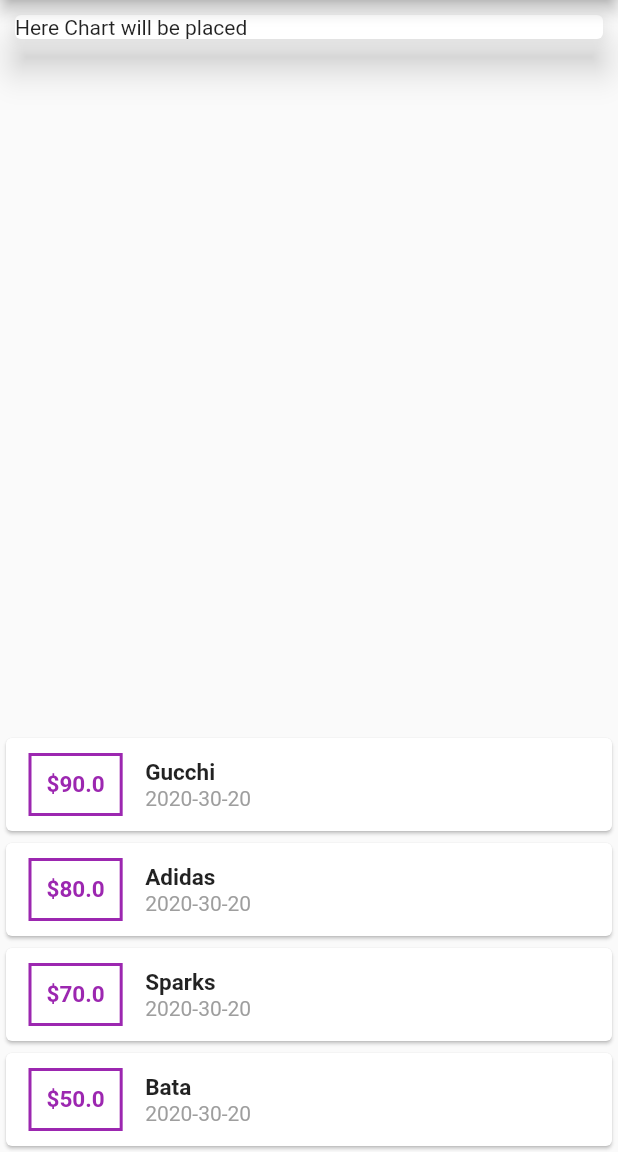
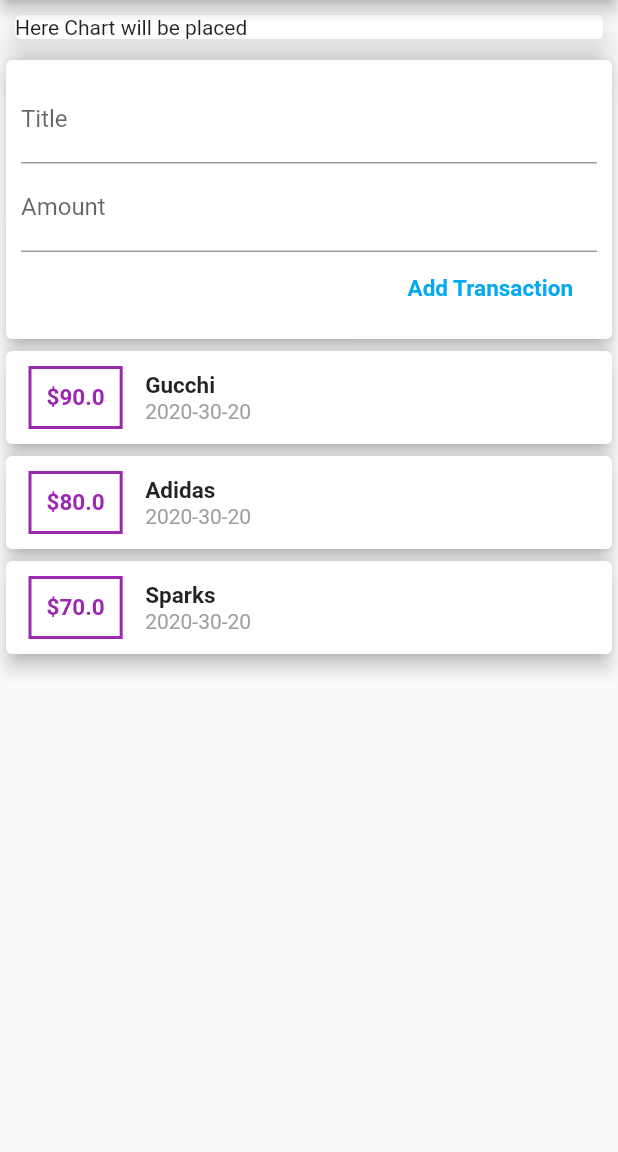
Before and after one commit to Jeetin9410/flutter, a Flutter app: the screen it shows after launch, on a phone screen of 412 x 824 dp, the part 84-1236 px from its top. Run offline on Flutter 3.47's test engine with Material 2 defaults, Android fonts, the phone set to English and light mode, and no system bars.

Commit message:
Adding items to listViews by user input Done!

```diff
--- a/lib/main.dart
+++ b/lib/main.dart
@@ -1,38 +1,16 @@
 import 'package:flutter/material.dart';
-import 'package:flutter_expense_manager/transaction.dart';
-import 'package:intl/intl.dart';
+import 'package:flutter_expense_manager/models/transaction.dart';
+import 'package:flutter_expense_manager/widgets/new_transaction.dart';
+import 'package:flutter_expense_manager/widgets/transaction_list.dart';
+import 'package:flutter_expense_manager/widgets/user_transaction.dart';
+
 
 void main(){
   runApp(MyApp());
 }
 
 class MyApp extends StatelessWidget{
-  final List<Transaction> transactions = [
-    Transaction(
-      id:'t1',
-      title: 'Gucchi',
-      amount: 90.0,
-      date: DateTime.now(),
-    ),
-    Transaction(
-      id:'t2',
-      title: 'Adidas',
-      amount: 80.0,
-      date: DateTime.now(),
-    ),
-    Transaction(
-      id:'t3',
-      title: 'Sparks',
-      amount: 70.0,
-      date: DateTime.now(),
-    ),
-    Transaction(
-      id:'t4',
-      title: 'Bata',
-      amount: 50.0,
-      date: DateTime.now(),
-    ),
-  ];
+
   @override
   Widget build(BuildContext context) {
     // TODO: implement build
@@ -40,52 +18,15 @@ class MyApp extends StatelessWidget{
       home: Scaffold(
         appBar: AppBar(title: Text("Expense Manager",),),
         body: Column(
-          mainAxisAlignment: MainAxisAlignment.spaceBetween,
+          mainAxisAlignment: MainAxisAlignment.start,
           crossAxisAlignment: CrossAxisAlignment.stretch,
           children: <Widget>[
             Card(
               child: Text("Here Chart will be placed"),
               elevation: 10.0,
               margin: EdgeInsets.all(10.0),
-
             ),
-            Column(
-              children: transactions.map((tx){
-                return Card(
-                  child: Row(
-                    children: <Widget>[
-                      Container(
-                        margin : EdgeInsets.symmetric( vertical: 10, horizontal: 15,),
-                        decoration: BoxDecoration(
-                          border: Border.all(
-                            color: Colors.purple,
-                            width: 2
-                          )
-                        ),
-                        padding: EdgeInsets.all(10),
-                        child : Text("\$"+tx.amount.toString(),
-                        style: TextStyle(
-                          fontWeight: FontWeight.bold,
-                          fontSize: 15,
-                          color: Colors.purple,
-                        ),
-                        ),
-                      ),
-                      Column(
-                        crossAxisAlignment: CrossAxisAlignment.start,
-                        children: <Widget>[
-                          Text(tx.title, style: TextStyle( fontSize: 15,fontWeight: FontWeight.bold) ,),
-                          Text( DateFormat('yyyy-mm-dd').format(tx.date),
-                            style: TextStyle(
-                              color: Colors.grey
-                            ),
-                          ),
-                        ],
-                      )
-                    ],),
-                );
-              }).toList(),
-            )
+           UserTransactions(),
           ],
         ),
       ),
--- /dev/null
+++ b/lib/widgets/new_transaction.dart
@@ -0,0 +1,24 @@
+import 'package:flutter/material.dart';
+class NewTransaction extends StatelessWidget {
+  final Function  addTx;
+  final titleController = TextEditingController();
+  final amountController = TextEditingController();
+  NewTransaction(this.addTx);
+   @override
+   Widget build(BuildContext context) {
+     return Card( elevation: 5,
+         child: Container(
+           padding : EdgeInsets.all(10),
+           child: Column( crossAxisAlignment: CrossAxisAlignment.end,
+             children: <Widget>[
+               TextField(decoration: InputDecoration(labelText: "Title"),controller: titleController, ),
+               TextField(decoration: InputDecoration(labelText: "Amount"),controller: amountController, ),
+               FlatButton(onPressed: (){
+                 addTx(titleController.text,double.parse(amountController.text));
+               }, child:Text("Add Transaction", style: TextStyle(color: Colors.lightBlue,fontWeight: FontWeight.bold, fontSize: 15.0 ),))
+             ],
+           ),
+         )
+     );
+   }
+ }
--- /dev/null
+++ b/lib/widgets/transaction_list.dart
@@ -0,0 +1,50 @@
+import 'package:flutter/material.dart';
+import 'package:flutter_expense_manager/models/transaction.dart';
+import 'package:intl/intl.dart';
+
+ class TransactionList extends StatelessWidget {
+   final List<Transaction> transactions;
+
+   TransactionList(this.transactions);
+   @override
+   Widget build(BuildContext context) {
+     return Column(
+       children: transactions.map((tx){
+         return Card(
+           elevation: 5,
+           child: Row(
+             children: <Widget>[
+               Container(
+                 margin : EdgeInsets.symmetric( vertical: 10, horizontal: 15,),
+                 decoration: BoxDecoration(
+                     border: Border.all(
+                         color: Colors.purple,
+                         width: 2
+                     )
+                 ),
+                 padding: EdgeInsets.all(10),
+                 child : Text("\$"+tx.amount.toString(),
+                   style: TextStyle(
+                     fontWeight: FontWeight.bold,
+                     fontSize: 15,
+                     color: Colors.purple,
+                   ),
+                 ),
+               ),
+               Column(
+                 crossAxisAlignment: CrossAxisAlignment.start,
+                 children: <Widget>[
+                   Text(tx.title, style: TextStyle( fontSize: 15,fontWeight: FontWeight.bold) ,),
+                   Text( DateFormat('yyyy-mm-dd').format(tx.date),
+                     style: TextStyle(
+                         color: Colors.grey
+                     ),
+                   ),
+                 ],
+               )
+             ],),
+         );
+       }).toList(),
+     );
+   }
+ }
--- /dev/null
+++ b/lib/widgets/user_transaction.dart
@@ -0,0 +1,47 @@
+import 'package:flutter/material.dart';
+import 'package:intl/intl.dart';
+import 'new_transaction.dart';
+import 'transaction_list.dart';
+import '../models/transaction.dart';
+ class UserTransactions extends StatefulWidget {
+   @override
+   _UserTransactionsState createState() => _UserTransactionsState();
+ }
+
+ class _UserTransactionsState extends State<UserTransactions> {
+   final List<Transaction> transactions = [
+     Transaction(
+       id:'t1',
+       title: 'Gucchi',
+       amount: 90.0,
+       date: DateTime.now(),
+     ),
+     Transaction(
+       id:'t2',
+       title: 'Adidas',
+       amount: 80.0,
+       date: DateTime.now(),
+     ),
+     Transaction(
+       id:'t3',
+       title: 'Sparks',
+       amount: 70.0,
+       date: DateTime.now(),
+     ),
+   ];
+
+   void _addNewTransaction(String txtitle, double txAmount){
+     final newTx = Transaction(title: txtitle, amount: txAmount,date: DateTime.now(),id: DateTime.now().toString(),);
+      setState(() {
+        transactions.add(newTx);
+      });
+   }
+
+   @override
+   Widget build(BuildContext context) {
+     return Column(children: <Widget>[
+       NewTransaction(_addNewTransaction),
+       TransactionList(transactions)
+     ],);
+   }
+ }
```
Also changed, not shown: lib/models/transaction.dart (renamed from lib/transaction.dart).
